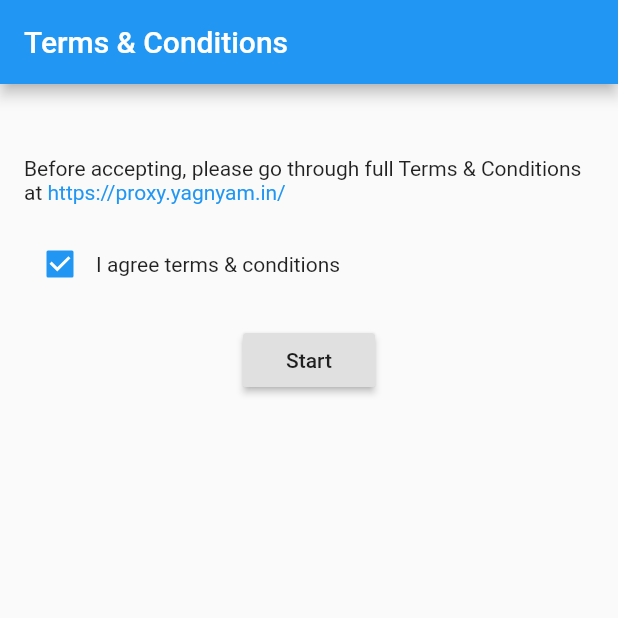
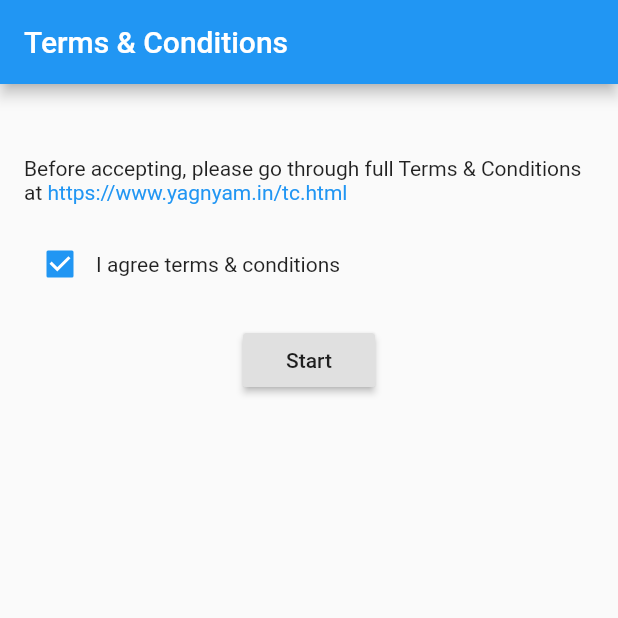
Before and after one commit to yagnyam-in/proxy-flutter, a Flutter app: the screen it shows after launch, on a phone screen of 412 x 824 dp, the top half of it. Run offline on Flutter 3.47's test engine with Material 2 defaults, Android fonts, the phone set to English and light mode, and no system bars; our stand-ins replace firebase_dynamic_links, firebase_messaging, flutter_slidable, rxdart, share, shared_preferences and 2 more; missing offline and left inert: proxy_core, proxy_messages; accounts and stored records are empty.

Commit message:
fixing t&c link

```diff
--- a/lib/localizations.dart
+++ b/lib/localizations.dart
@@ -134,7 +134,7 @@ class ProxyLocalizations {
 
   String get termsAndConditionsURL {
     return Intl.message(
-      'https://proxy.yagnyam.in/',
+      'https://www.yagnyam.in/tc.html',
       name: 'termsAndConditionsURL',
       desc: 'Terms & Conditions URL',
     );
```
